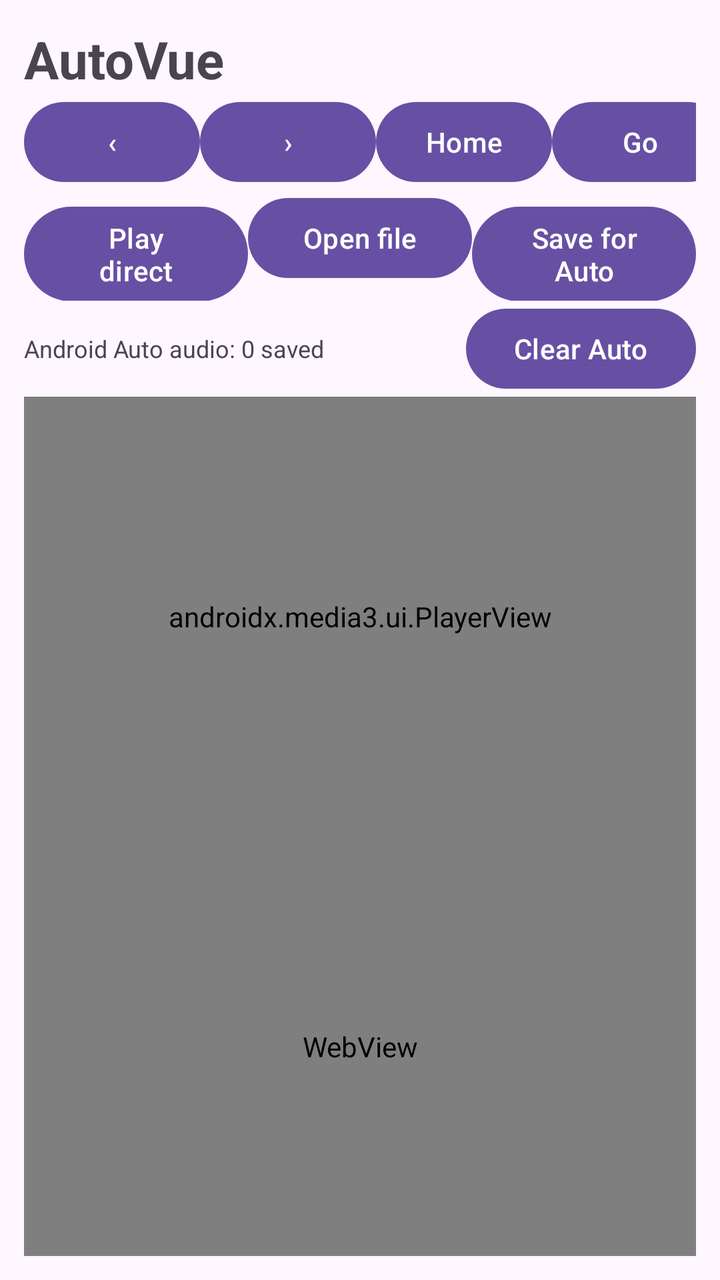
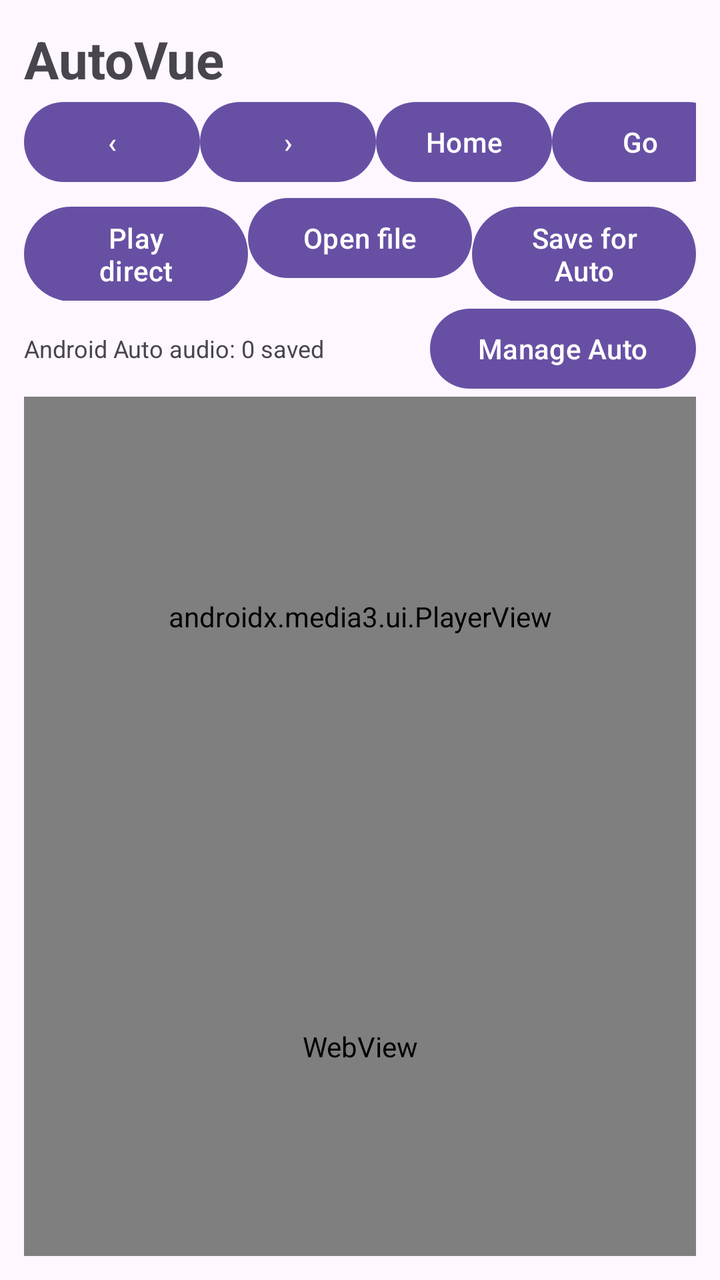

Before-and-after screenshots of an Android layout around one commit, followed by the original layout XML and the change that was made.
<!-- AndroidManifest.xml: application theme Theme.AutoVue -->
<!-- res/layout/activity_main.xml -->
<?xml version="1.0" encoding="utf-8"?>
<FrameLayout xmlns:android="http://schemas.android.com/apk/res/android"
    android:layout_width="match_parent"
    android:layout_height="match_parent">

    <LinearLayout
        android:id="@+id/mainUi"
        android:layout_width="match_parent"
        android:layout_height="match_parent"
        android:orientation="vertical"
        android:padding="12dp">

        <TextView
            android:layout_width="wrap_content"
            android:layout_height="wrap_content"
            android:text="AutoVue"
            android:textSize="26sp"
            android:textStyle="bold"/>

        <LinearLayout
            android:layout_width="match_parent"
            android:layout_height="wrap_content"
            android:orientation="horizontal">

            <Button
                android:id="@+id/back"
                android:layout_width="wrap_content"
                android:layout_height="wrap_content"
                android:text="‹"/>

            <Button
                android:id="@+id/forward"
                android:layout_width="wrap_content"
                android:layout_height="wrap_content"
                android:text="›"/>

            <Button
                android:id="@+id/home"
                android:layout_width="wrap_content"
                android:layout_height="wrap_content"
                android:text="Home"/>

            <EditText
                android:id="@+id/url"
                android:layout_width="0dp"
                android:layout_weight="1"
                android:layout_height="wrap_content"
                android:singleLine="true"
                android:hint="Web or direct media URL"
                android:imeOptions="actionGo"
                android:inputType="textUri"/>

            <Button
                android:id="@+id/go"
                android:layout_width="wrap_content"
                android:layout_height="wrap_content"
                android:text="Go"/>
        </LinearLayout>

        <LinearLayout
            android:layout_width="match_parent"
            android:layout_height="wrap_content"
            android:orientation="horizontal">

            <Button
                android:id="@+id/playDirect"
                android:layout_width="0dp"
                android:layout_weight="1"
                android:layout_height="wrap_content"
                android:text="Play direct"/>

            <Button
                android:id="@+id/openFile"
                android:layout_width="0dp"
                android:layout_weight="1"
                android:layout_height="wrap_content"
                android:text="Open file"/>

            <Button
                android:id="@+id/saveForCar"
                android:layout_width="0dp"
                android:layout_weight="1"
                android:layout_height="wrap_content"
                android:text="Save for Auto"/>
        </LinearLayout>

        <LinearLayout
            android:layout_width="match_parent"
            android:layout_height="wrap_content"
            android:gravity="center_vertical"
            android:orientation="horizontal">

            <TextView
                android:id="@+id/carStatus"
                android:layout_width="0dp"
                android:layout_weight="1"
                android:layout_height="wrap_content"
                android:text="Android Auto audio: 0 saved"
                android:textSize="12sp"/>

            <Button
                android:id="@+id/clearForCar"
                android:layout_width="wrap_content"
                android:layout_height="wrap_content"
                android:text="Clear Auto"/>
        </LinearLayout>

        <androidx.media3.ui.PlayerView
            android:id="@+id/player"
            android:layout_width="match_parent"
            android:layout_height="220dp"/>

        <WebView
            android:id="@+id/web"
            android:layout_width="match_parent"
            android:layout_height="0dp"
            android:layout_weight="1"/>
    </LinearLayout>

    <FrameLayout
        android:id="@+id/fullscreenContainer"
        android:layout_width="match_parent"
        android:layout_height="match_parent"
        android:background="#000000"
        android:visibility="gone"/>
</FrameLayout>
<!-- resources referenced by this layout -->
<resources>
  <style name="Theme.AutoVue" parent="Theme.Material3.DayNight.NoActionBar" />
</resources>

<!-- the commit's change to res/layout/activity_main.xml (unified diff, before → after) -->
@@ -99,10 +99,10 @@
                 android:textSize="12sp"/>
 
             <Button
-                android:id="@+id/clearForCar"
+                android:id="@+id/manageForCar"
                 android:layout_width="wrap_content"
                 android:layout_height="wrap_content"
-                android:text="Clear Auto"/>
+                android:text="Manage Auto"/>
         </LinearLayout>
 
         <androidx.media3.ui.PlayerView
